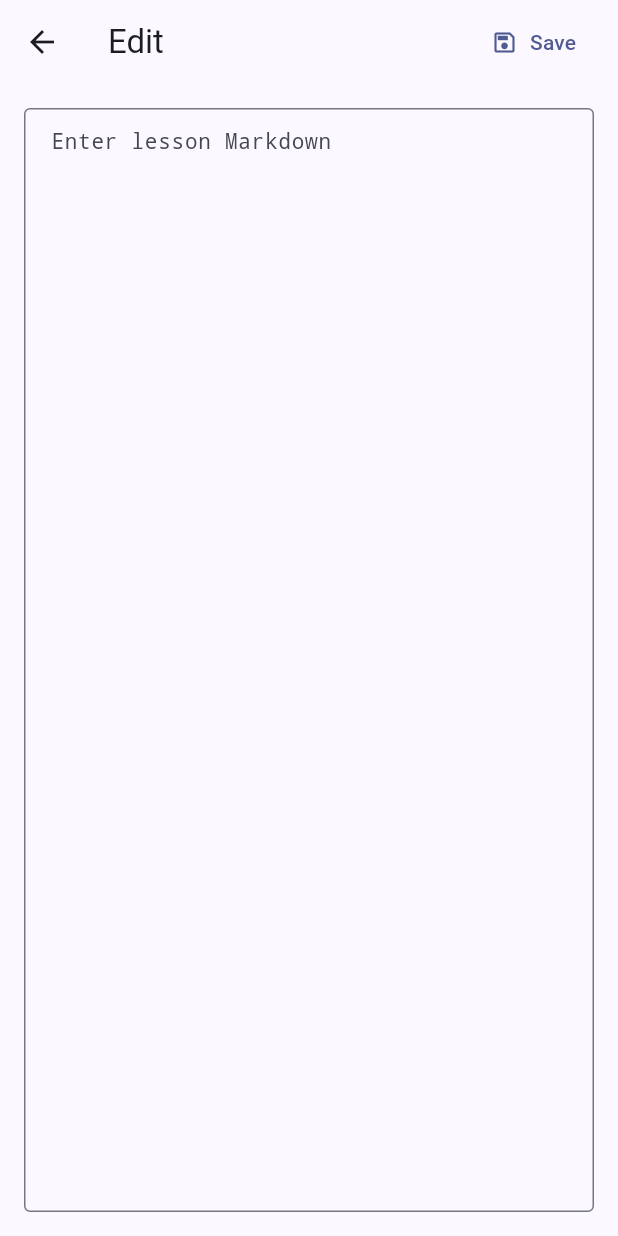
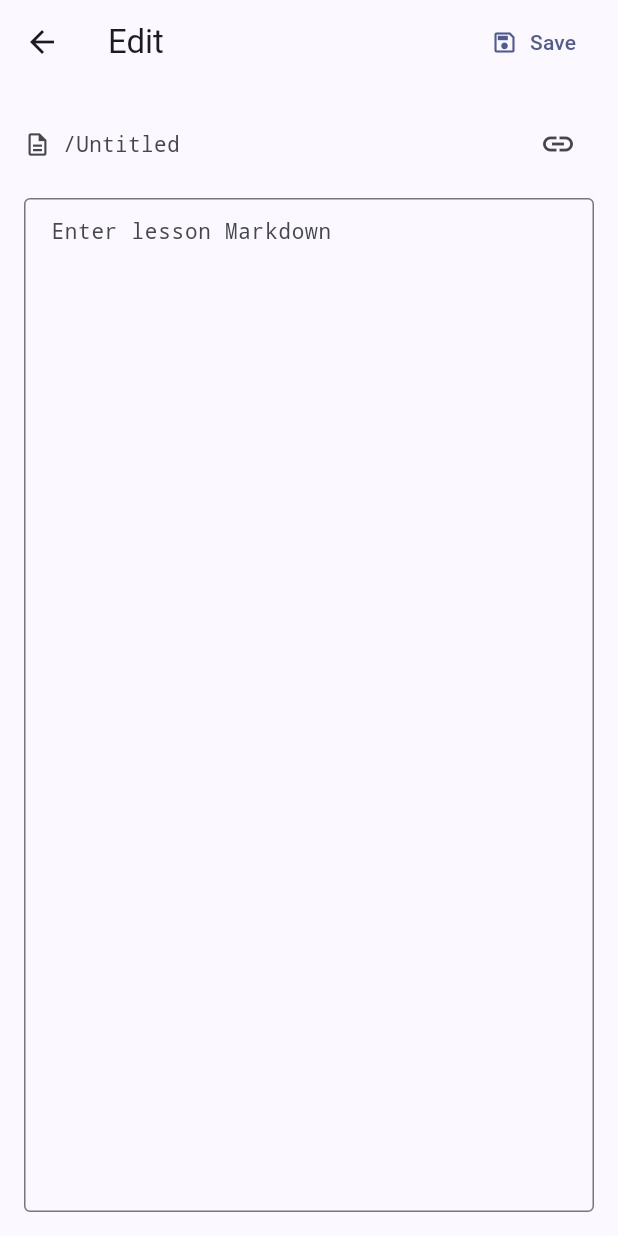
Before and after one commit to patarapolw/lingua_srs, a Flutter app: the _LessonMarkdownEditor screen opened directly with empty values, on a phone screen of 412 x 824 dp. Run offline on Flutter 3.47's test engine with Material 3 defaults, Android fonts, the phone set to English and light mode, and no system bars; our stand-ins replace app_links, audioplayers, file_picker, flutter_markdown_plus, flutter_secure_storage, flutter_tts and 3 more; missing offline and left inert: bip39_mnemonic, cryptography_plus, desktop_drop, html2md, password_rules, super_clipboard and 3 more; accounts and stored records are empty.

Commit message:
feat(lessons): show a lesson's virtual path in its Markdown editor (#155)
The lesson Markdown editor now shows the lesson's virtual path, such as
`/Unit 2/lesson-26.md`, above the text, with a tooltip saying whether
the name comes from the imported file or the title, and a button that
copies a Markdown link to the lesson (`[Lesson 26](</Unit 2/lesson-26.md>)`)
to paste into another lesson.

Virtual names are now made safe as file names the way export does it
(`Lesson / 1` is `Lesson _ 1.md`); the sanitizer moves from
LessonExportService to `safePathSegment` in lesson.dart, and export
writes each lesson to `Lesson.virtualPath`, so a virtual path is also
where export puts the file. Copied links percent-encode `#`, `?`, `%`,
`<`, `>` and `\` so they resolve back to the same lesson.

Co-Authored-By: Claude Opus 5.5 <noreply@anthropic.com>
Claude-Session: https://claude.ai/code/session_01EvurGaf4h7baxbm2VYAfs6

```diff
--- a/lib/models/lesson.dart
+++ b/lib/models/lesson.dart
@@ -55,12 +55,17 @@ class Lesson {
   }
 
   /// The lesson's file name in its virtual folder ([folderPath]): the file it
-  /// was imported from, or its title with `.md`.
-  String get virtualFileName => fileName ?? '$displayTitle.md';
+  /// was imported from, or its title with `.md`, made safe as a file name.
+  String get virtualFileName =>
+      safePathSegment(fileName ?? '${safePathSegment(displayTitle)}.md');
 
-  /// [folderPath] followed by [virtualFileName]: where `.md` links between
-  /// lessons look for it.
-  List<String> get virtualPath => [...folderPath, virtualFileName];
+  /// [folderPath] followed by [virtualFileName], each made safe as a file
+  /// name: where `.md` links between lessons look for it, and where export
+  /// writes it.
+  List<String> get virtualPath => [
+    ...folderPath.map(safePathSegment),
+    virtualFileName,
+  ];
 
   void moveToFolder(List<String> folder) {
     final leafTitle = displayTitle;
@@ -150,6 +155,16 @@ class Lesson {
 
 const hierarchySeparator = '::';
 
+/// [value] as one file or folder name: characters that are not allowed in
+/// one (`/`, `:`, `?`, …) become `_`, and trailing dots and spaces go.
+String safePathSegment(String value) {
+  final safe = value
+      .replaceAll(RegExp(r'[\x00-\x1F<>:"/\\|?*]'), '_')
+      .replaceAll(RegExp(r'[. ]+$'), '')
+      .trim();
+  return safe.isEmpty || safe == '.' || safe == '..' ? 'Untitled' : safe;
+}
+
 /// The only place a stored/typed path string is split. Everything else passes
 /// `List<String>` so segments containing `/` or spaces are never mangled.
 List<String> splitHierarchyPath(String? path) =>
--- a/lib/services/lesson_links.dart
+++ b/lib/services/lesson_links.dart
@@ -246,6 +246,21 @@ class LessonLink {
         _nearest(candidates, from);
   }
 
+  /// [Lesson.virtualPath] as a path from the top folder, the way a `.md`
+  /// link can name it: `/Unit 2/lesson-26.md`.
+  static String virtualPathText(Lesson lesson) =>
+      '/${lesson.virtualPath.join('/')}';
+
+  /// A Markdown link to [lesson] by its virtual path, for pasting into
+  /// another lesson: `[Lesson 26](</Unit 2/lesson-26.md>)`.
+  static String markdownLinkTo(Lesson lesson) {
+    final label = _escapeLabel(lesson.displayTitle);
+    final path = virtualPathText(
+      lesson,
+    ).replaceAllMapped(RegExp(r'[<>\\#?%]'), (m) => Uri.encodeComponent(m[0]!));
+    return '[$label](<$path>)';
+  }
+
   /// A name as folder import would write it, for loose comparison: lower
   /// case, with every run of other characters than letters and digits made
   /// one space (`unit-2`, `Unit 2` and `unit_2` are the same).
--- a/lib/views/lesson_reader_view.dart
+++ b/lib/views/lesson_reader_view.dart
@@ -1,4 +1,5 @@
 import 'package:flutter/material.dart';
+import 'package:flutter/services.dart';
 import 'package:provider/provider.dart';
 
 import '../models/lesson.dart';
@@ -321,6 +322,12 @@ class _LessonMarkdownEditorState extends State<_LessonMarkdownEditor> {
           constraints: const BoxConstraints(maxWidth: 1000),
           child: Padding(
             padding: const EdgeInsets.all(16),
+            child: Column(
+              crossAxisAlignment: CrossAxisAlignment.stretch,
+              children: [
+                VirtualPathBar(lesson: widget.lesson),
+                const SizedBox(height: 12),
+                Expanded(
                   child: MarkdownTextField(
                     controller: _controller,
                     enabled: !_saving,
@@ -339,8 +346,66 @@ class _LessonMarkdownEditorState extends State<_LessonMarkdownEditor> {
                     ),
                   ),
                 ),
+              ],
+            ),
+          ),
         ),
       ),
     );
   }
 }
+
+/// Shows where `.md` links find a lesson ([Lesson.virtualPath]), with a
+/// button that copies a Markdown link to it.
+class VirtualPathBar extends StatelessWidget {
+  final Lesson lesson;
+
+  const VirtualPathBar({super.key, required this.lesson});
+
+  @override
+  Widget build(BuildContext context) {
+    final theme = Theme.of(context);
+    final path = LessonLink.virtualPathText(lesson);
+    return Row(
+      children: [
+        Tooltip(
+          message: lesson.fileName == null
+              ? 'Virtual path, named after the lesson title. '
+                    '.md links in other lessons find this lesson here.'
+              : 'Virtual path, with the name of the file it was imported '
+                    'from. .md links in other lessons find this lesson here.',
+          child: Icon(
+            Icons.description_outlined,
+            size: 18,
+            color: theme.colorScheme.onSurfaceVariant,
+          ),
+        ),
+        const SizedBox(width: 8),
+        Expanded(
+          child: SelectableText(
+            path,
+            key: const ValueKey('virtual-path'),
+            maxLines: 1,
+            style: theme.textTheme.bodyMedium?.copyWith(
+              fontFamily: 'monospace',
+              color: theme.colorScheme.onSurfaceVariant,
+            ),
+          ),
+        ),
+        IconButton(
+          tooltip: 'Copy link to this lesson',
+          icon: const Icon(Icons.link),
+          onPressed: () async {
+            final messenger = ScaffoldMessenger.of(context);
+            await Clipboard.setData(
+              ClipboardData(text: LessonLink.markdownLinkTo(lesson)),
+            );
+            messenger.showSnackBar(
+              const SnackBar(content: Text('Copied a link to this lesson.')),
+            );
+          },
+        ),
+      ],
+    );
+  }
+}
```
Also changed, not shown: lib/services/lesson_export_service.dart (+2 -11 lines), 3 other files. Lines whose indentation alone changed are shown as unchanged.
